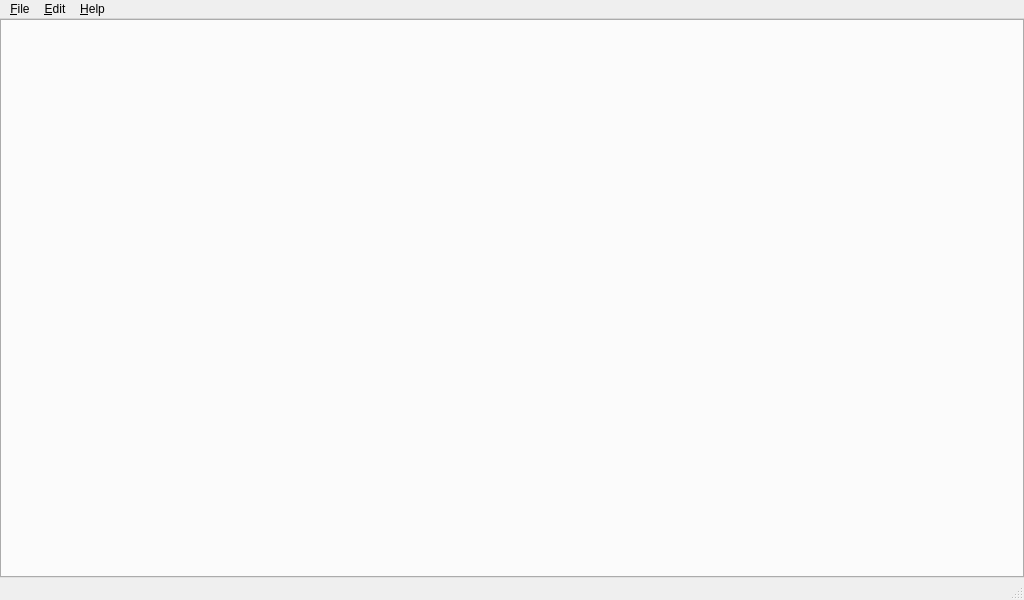
This is ui/Window.ui in djbozkosz/BozSceneTreeEditor as Qt 5 draws it before an edit. The edited form follows.
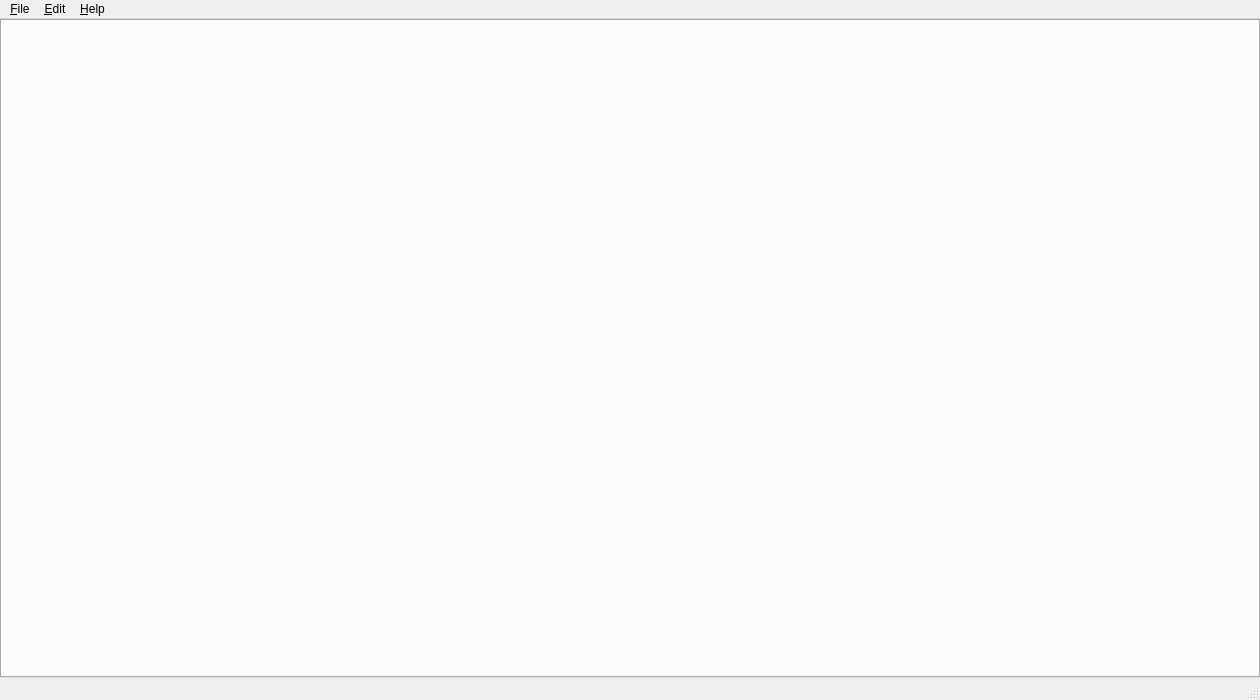
This is the edited form.

Commit message: + Added ui for text area and search bar.

The edit to the form file:
```diff
--- a/ui/Window.ui
+++ b/ui/Window.ui
@@ -6,8 +6,8 @@
    <rect>
     <x>0</x>
     <y>0</y>
-    <width>1024</width>
-    <height>600</height>
+    <width>1260</width>
+    <height>700</height>
    </rect>
   </property>
   <property name="windowTitle">
@@ -53,8 +53,8 @@
     <rect>
      <x>0</x>
      <y>0</y>
-     <width>1024</width>
-     <height>21</height>
+     <width>1260</width>
+     <height>25</height>
     </rect>
    </property>
    <widget class="QMenu" name="Menu_File">
```
The commit also changes 1 other file.
